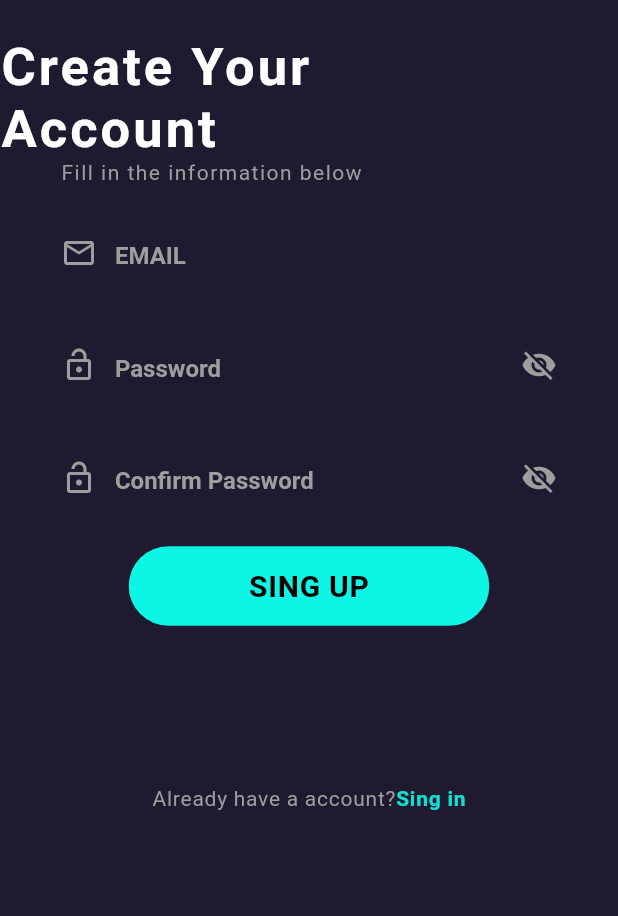
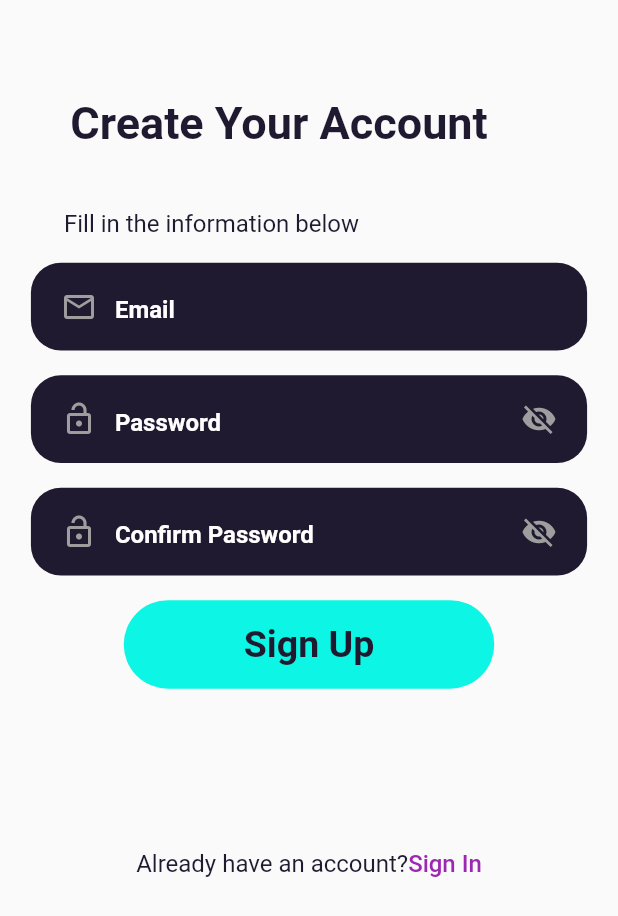
Before and after one commit to RahatIbnRafiq/walk_with_me, a Flutter app: the screen it shows after launch, on a phone screen of 412 x 824 dp. Shown: the top 916 px of the screen. Run offline on Flutter 3.47's test engine with Material 2 defaults, Android fonts, the phone set to English and light mode, and no system bars; our stand-ins replace simple_animations, supercharged; Roboto replaces fonts that are missing (Georgia, Heebo).

Commit message:
Remove bogus failing tests. Add theme to the app. Figure out theme stuff later. Now this will do.

```diff
--- a/walk_with_me/lib/main.dart
+++ b/walk_with_me/lib/main.dart
@@ -13,9 +13,47 @@ class MyApp extends StatelessWidget {
   Widget build(BuildContext context) {
     return MaterialApp(
       debugShowCheckedModeBanner: false,
-      title: 'Flutter Demo',
+      title: 'Walk With Me',
       theme: ThemeData(
-        primarySwatch: Colors.blue,
+        // Define the default brightness and colors.
+        brightness: Brightness.light,
+        primaryColor: Colors.lightBlue[800],
+
+        // Define the default font family.
+        fontFamily: 'Georgia',
+
+        // Define the default `TextTheme`. Use this to specify the default
+        // text styling for headlines, titles, bodies of text, and more.
+        textTheme: const TextTheme(
+          headline1: TextStyle(
+            fontSize: 35.0,
+            fontWeight: FontWeight.bold,
+            color: Color(0xFF1F1A30),
+          ),
+          headline2: TextStyle(
+            fontSize: 30.0,
+            fontWeight: FontWeight.bold,
+            color: Color(0xFF1F1A30),
+          ),
+          headline3: TextStyle(
+            fontSize: 25.0,
+            fontWeight: FontWeight.bold,
+            color: Color(0xFF1F1A30),
+          ),
+          headline4: TextStyle(
+            fontSize: 16.0,
+            fontWeight: FontWeight.bold,
+            color: Colors.white,
+          ),
+          bodyText1: TextStyle(
+            fontSize: 16.0,
+            color: Colors.purple,
+          ),
+          bodyText2: TextStyle(
+            fontSize: 16.0,
+            color: Color(0xFF1F1A30),
+          ),
+        ),
       ),
       home: const Signup(),
     );
--- a/walk_with_me/lib/screens/signup.dart
+++ b/walk_with_me/lib/screens/signup.dart
@@ -1,5 +1,4 @@
 import 'package:flutter/material.dart';
-import 'package:google_fonts/google_fonts.dart';
 
 import '../animation/fadeanimation.dart';
 
@@ -30,7 +29,7 @@ class _SignupState extends State<Signup> {
     var we = MediaQuery.of(context).size.width;
     var he = MediaQuery.of(context).size.height;
     return Scaffold(
-      backgroundColor: const Color(0xFF1F1A30),
+      // backgroundColor: const Color(0xFF1F1A30),
       body: SingleChildScrollView(
         child: SizedBox(
           width: we,
@@ -41,22 +40,23 @@ class _SignupState extends State<Signup> {
                 height: he * 0.03,
               ),
               Container(
-                margin: const EdgeInsets.only(right: 80.0),
+                margin: const EdgeInsets.only(
+                  right: 40.0,
+                  top: 40.0,
+                ),
                 child: Text(
                   "Create Your Account",
-                  style: GoogleFonts.heebo(
-                      color: Colors.white,
-                      fontWeight: FontWeight.bold,
-                      fontSize: 35,
-                      letterSpacing: 2),
+                  style: Theme.of(context).textTheme.headline2,
                 ),
               ),
               Container(
-                margin: const EdgeInsets.only(right: 130.0),
+                margin: const EdgeInsets.only(
+                  right: 130.0,
+                  top: 40.0,
+                ),
                 child: Text(
                   "Fill in the information below",
-                  style:
-                      GoogleFonts.heebo(color: Colors.grey, letterSpacing: 1),
+                  style: Theme.of(context).textTheme.bodyText2,
                 ),
               ),
               SizedBox(
@@ -87,18 +87,10 @@ class _SignupState extends State<Signup> {
                           ? enabledtxt
                           : deaible,
                     ),
-                    hintText: 'EMAIL',
-                    hintStyle: TextStyle(
-                      color: selected == RegistrationInformation.email
-                          ? enabledtxt
-                          : deaible,
+                    hintText: 'Email',
+                    hintStyle: Theme.of(context).textTheme.headline4,
                   ),
-                  ),
-                  style: TextStyle(
-                      color: selected == RegistrationInformation.email
-                          ? enabledtxt
-                          : deaible,
-                      fontWeight: FontWeight.bold),
+                  style: Theme.of(context).textTheme.headline4,
                 ),
               ),
               SizedBox(
@@ -148,16 +140,9 @@ class _SignupState extends State<Signup> {
                             setState(() => ispasswordev = !ispasswordev),
                       ),
                       hintText: 'Password',
-                      hintStyle: TextStyle(
-                          color: selected == RegistrationInformation.password
-                              ? enabledtxt
-                              : deaible)),
+                      hintStyle: Theme.of(context).textTheme.headline4),
                   obscureText: ispasswordev,
-                  style: TextStyle(
-                      color: selected == RegistrationInformation.password
-                          ? enabledtxt
-                          : deaible,
-                      fontWeight: FontWeight.bold),
+                  style: Theme.of(context).textTheme.headline4,
                 ),
               ),
               SizedBox(
@@ -183,8 +168,7 @@ class _SignupState extends State<Signup> {
                     border: InputBorder.none,
                     prefixIcon: Icon(
                       Icons.lock_open_outlined,
-                        color:
-                            selected == RegistrationInformation.confirmpassword
+                      color: selected == RegistrationInformation.confirmpassword
                           ? enabledtxt
                           : deaible,
                     ),
@@ -208,17 +192,10 @@ class _SignupState extends State<Signup> {
                           setState(() => ispasswordev = !ispasswordev),
                     ),
                     hintText: 'Confirm Password',
-                      hintStyle: TextStyle(
-                          color: selected ==
-                                  RegistrationInformation.confirmpassword
-                              ? enabledtxt
-                              : deaible)),
+                    hintStyle: Theme.of(context).textTheme.headline4,
+                  ),
                   obscureText: ispasswordev,
-                  style: TextStyle(
-                      color: selected == RegistrationInformation.confirmpassword
-                          ? enabledtxt
-                          : deaible,
-                      fontWeight: FontWeight.bold),
+                  style: Theme.of(context).textTheme.headline4,
                 ),
               ),
               SizedBox(
@@ -227,13 +204,8 @@ class _SignupState extends State<Signup> {
               TextButton(
                 onPressed: () {},
                 child: Text(
-                  "SING UP",
-                  style: GoogleFonts.heebo(
-                    color: Colors.black,
-                    letterSpacing: 0.5,
-                    fontSize: 20.0,
-                    fontWeight: FontWeight.bold,
-                  ),
+                  "Sign Up",
+                  style: Theme.of(context).textTheme.headline3,
                 ),
                 style: TextButton.styleFrom(
                   backgroundColor: const Color(0xFF0DF5E4),
@@ -250,24 +222,22 @@ class _SignupState extends State<Signup> {
                 child: Row(
                   mainAxisAlignment: MainAxisAlignment.center,
                   children: [
-                    Text("Already have a account?",
-                        style: GoogleFonts.heebo(
-                          color: Colors.grey,
-                          letterSpacing: 0.5,
-                        )),
+                    Text(
+                      "Already have an account?",
+                      style: Theme.of(context).textTheme.bodyText2,
+                    ),
                     GestureDetector(
                       onTap: () {
                         Navigator.of(context)
                             .push(MaterialPageRoute(builder: (context) {
+                          // go to login page
                           return const Signup();
                         }));
                       },
-                      child: Text("Sing in",
-                          style: GoogleFonts.heebo(
-                            color: const Color(0xFF0DF5E4).withOpacity(0.9),
-                            fontWeight: FontWeight.bold,
-                            letterSpacing: 0.5,
-                          )),
+                      child: Text(
+                        "Sign In",
+                        style: Theme.of(context).textTheme.bodyText1,
+                      ),
                     ),
                   ],
                 ),
```
Also changed, not shown: 1 other file. Lines whose indentation alone changed are shown as unchanged.
